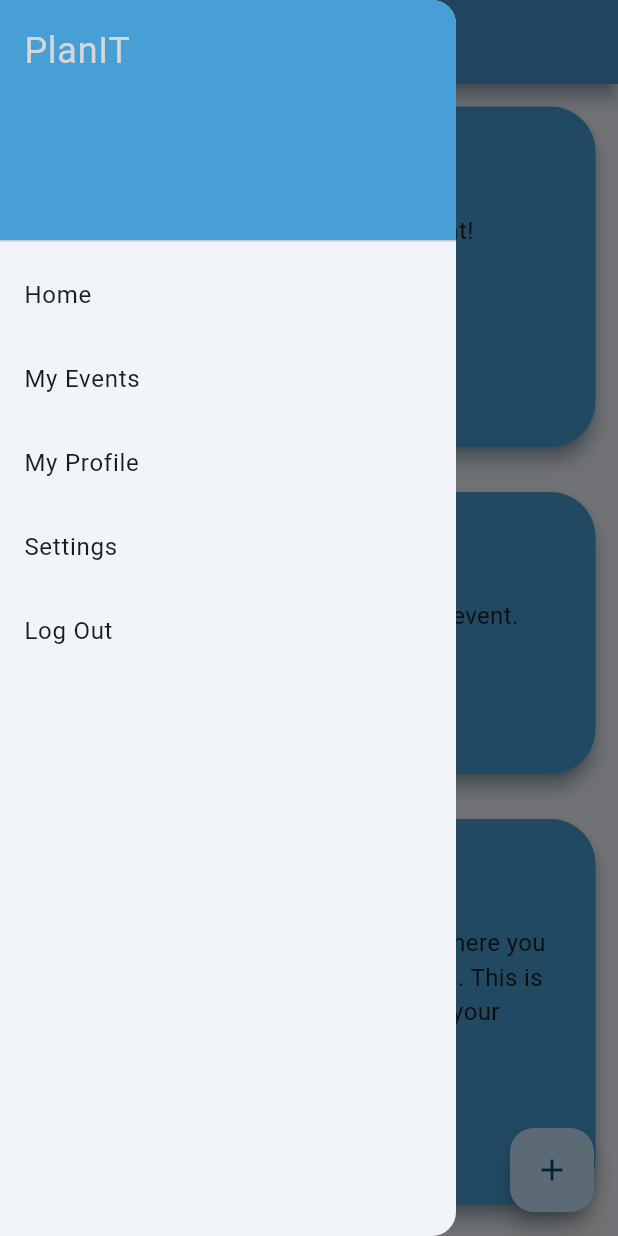
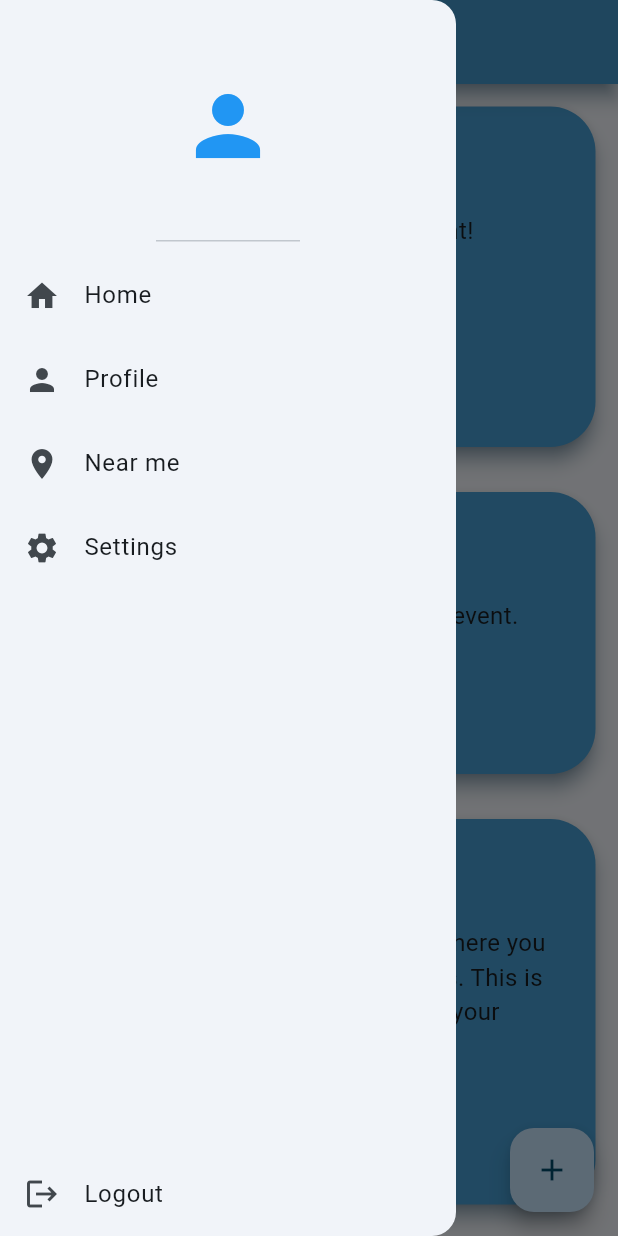
Before and after one commit to dxnn20/UNIHACK2023, a Flutter app: the MyHomePage screen opened directly, with the side drawer open, on a phone screen of 412 x 824 dp. Run offline on Flutter 3.47's test engine with Material 3 defaults, Android fonts, the phone set to English and light mode, and no system bars.

Commit message:
Side Bar

```diff
--- a/lib/components/drawer.dart
+++ b/lib/components/drawer.dart
@@ -6,7 +6,24 @@ class MyDrawer extends StatelessWidget {
   @override
   Widget build(BuildContext context) {
     return Drawer(
-      backgroundColor: Colors.blue[900],
+      backgroundColor: Colors.blue[100],
+      child: Column(
+        children: [
+          //header
+          const DrawerHeader(
+            child: Icon(
+              Icons.person,
+              color: Colors.white,
+              size: 64,
+            )
+          )
+          //home list tile
+
+          //profile list tile
+
+          //logout list tile
+        ]
+      )
     );
   }
 }
--- a/lib/main.dart
+++ b/lib/main.dart
@@ -66,47 +66,52 @@ int _counter = 0;
 
 
       drawer: Drawer(
-        child: ListView(
-          padding: EdgeInsets.zero,
-          children: <Widget>[
+        backgroundColor:  Colors.blue[30],
+        child: Column(
+          children: [
+            //header
             const DrawerHeader(
-              decoration: BoxDecoration(
-                color: Color(0xFF479FD5),
-              ),
-              child: Text(
-                'PlanIT',
-                style: TextStyle(
-                  color: Color(0xFFD7D7D7),
-                  fontSize: 24,
-                ),
-              ),
+                child: Icon(
+                  Icons.person,
+                  color: Colors.blue,
+                  size: 64,
+                )
             ),
+            //home list tile
             ListTile(
+              leading: const Icon(Icons.home),
               title: const Text('Home'),
               onTap: () {
                 Navigator.pop(context);
               },
             ),
+            //profile list tile
             ListTile(
-              title: const Text('My Events'),
+              leading: const Icon(Icons.person),
+              title: const Text('Profile'),
               onTap: () {
                 Navigator.pop(context);
               },
             ),
             ListTile(
-              title: const Text('My Profile'),
+              leading: const Icon(Icons.location_on),
+              title: const Text('Near me'),
               onTap: () {
                 Navigator.pop(context);
               },
             ),
             ListTile(
+              leading: const Icon(Icons.settings),
               title: const Text('Settings'),
               onTap: () {
                 Navigator.pop(context);
               },
             ),
+            //logout list tile
+            Spacer(),
             ListTile(
-              title: const Text('Log Out'),
+              leading: const Icon(Icons.logout),
+              title: const Text('Logout'),
               onTap: () {
                 Navigator.pop(context);
               },
```
